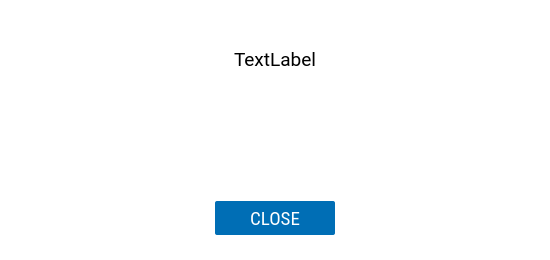
This is client/dialogs/WarningDialog.ui in open-eid/DigiDoc4-Client as Qt 5 draws it before an edit. The edited form follows.
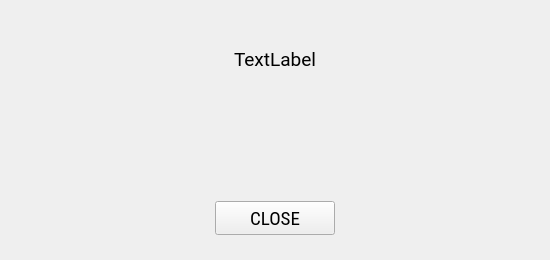
This is the edited form. Custom widgets are drawn as their Qt base class.

Commit message:
Return only MainWindow and QDialog parent windows (#1269)
IB-8091, IB-8092

The edit to the form file:
```diff
--- a/client/dialogs/WarningDialog.ui
+++ b/client/dialogs/WarningDialog.ui
@@ -11,12 +11,12 @@
    </rect>
   </property>
   <property name="styleSheet">
-   <string notr="true">QWidget {
+   <string notr="true">#WarningDialog &gt; QLabel {
 color: #000000;
-background-color: #FFFFFF;
 }
-QDialog {
+#WarningDialog {
 border-radius: 2px;
+background-color: #FFFFFF;
 }
 QPushButton {
 border-radius: 2px;
```
The commit also changes 3 other files.
